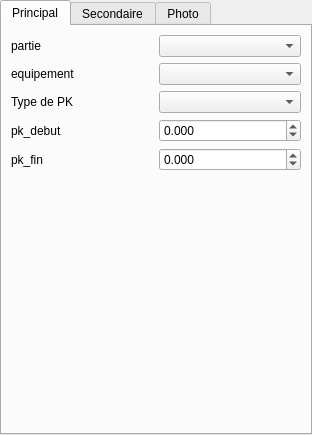
First picture: the form in Lamia/toolprepro/vnf/lamiavnf_equipement_tool_ui.ui, repository Artelia/Lamia, before the edit.
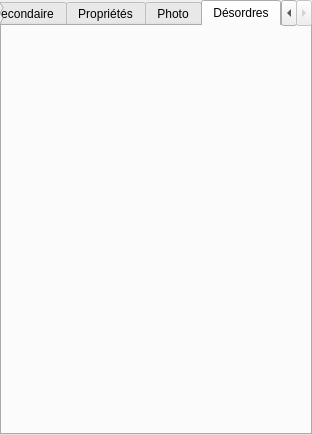
Second picture: the form after the edit.

Commit message: Update interface for VNF

```diff
--- a/Lamia/toolprepro/vnf/lamiavnf_equipement_tool_ui.ui
+++ b/Lamia/toolprepro/vnf/lamiavnf_equipement_tool_ui.ui
@@ -20,7 +20,7 @@
    <item>
     <widget class="QTabWidget" name="tabWidget">
      <property name="currentIndex">
-      <number>0</number>
+      <number>4</number>
      </property>
      <widget class="QWidget" name="tab">
       <attribute name="title">
@@ -234,10 +234,22 @@
      </widget>
      <widget class="QWidget" name="tab_3">
       <attribute name="title">
+       <string>Propriétés</string>
+      </attribute>
+      <layout class="QVBoxLayout" name="verticalLayout_2"/>
+     </widget>
+     <widget class="QWidget" name="tab_4">
+      <attribute name="title">
        <string>Photo</string>
       </attribute>
       <layout class="QVBoxLayout" name="verticalLayout_2"/>
      </widget>
+     <widget class="QWidget" name="tab_5">
+      <attribute name="title">
+       <string>Désordres</string>
+      </attribute>
+      <layout class="QVBoxLayout" name="verticalLayout_2"/>
+     </widget>
     </widget>
    </item>
   </layout>
```
Left out of the diff: 11 changed lines with no effect on the pictures. The commit also changes 4 other files.
